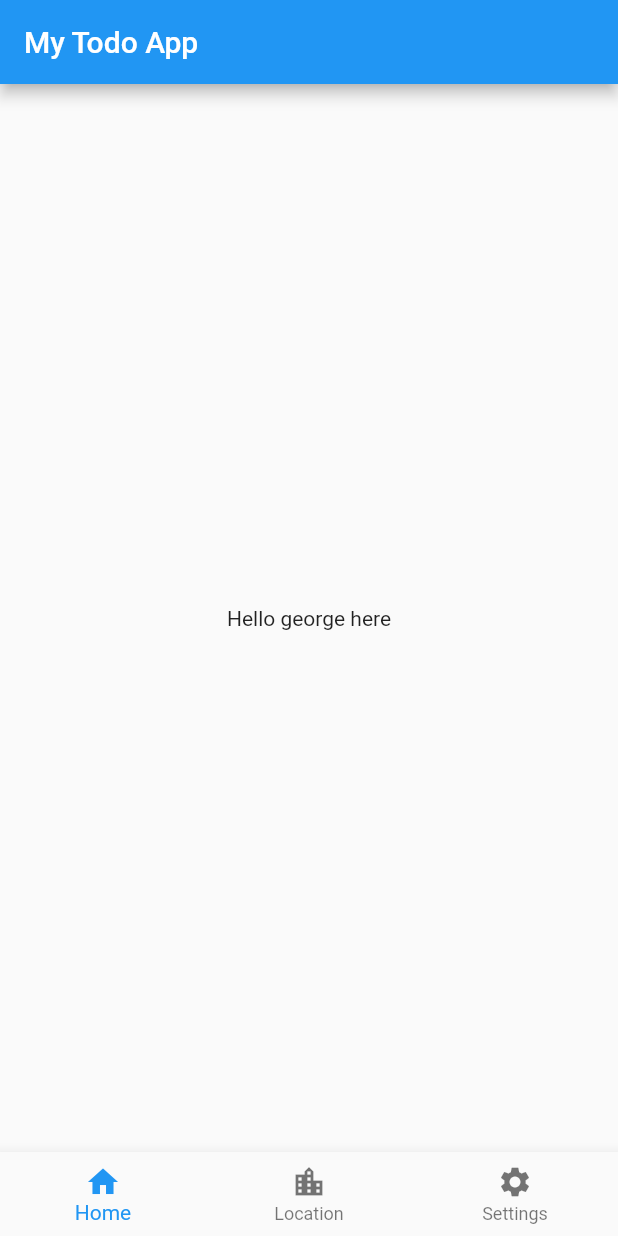
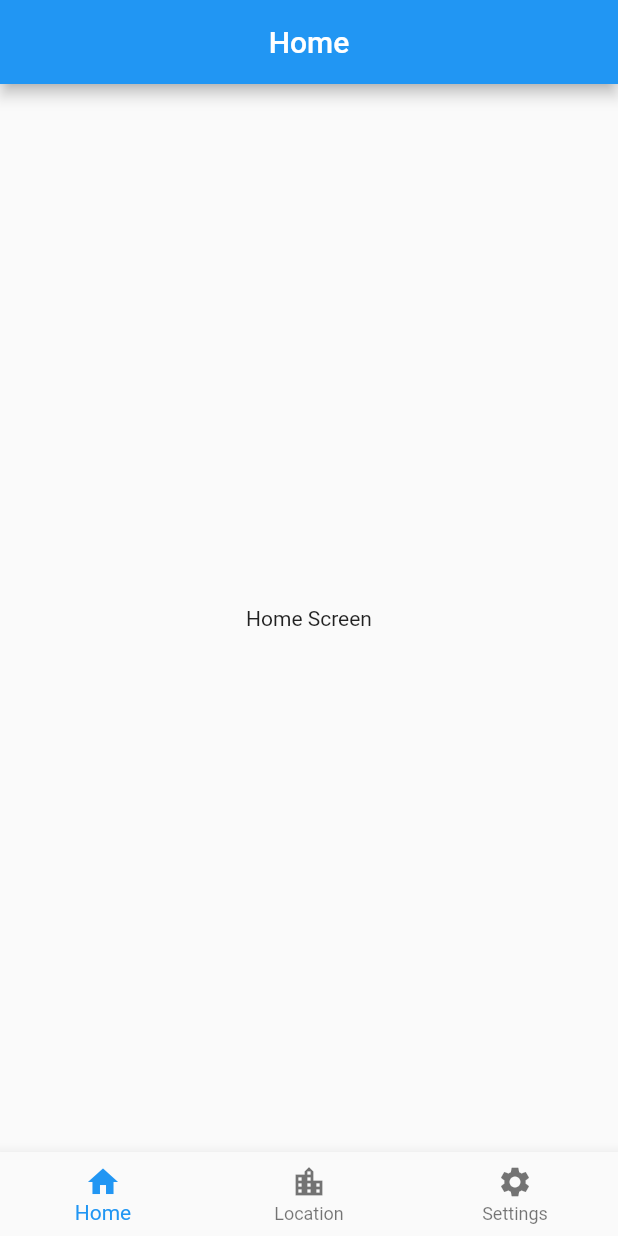
Before and after one commit to georgeankumensah/mytodo_app, a Flutter app: the screen it shows after launch, on a phone screen of 412 x 824 dp. Run offline on Flutter 3.47's test engine with Material 2 defaults, Android fonts, the light colour scheme and no system bars; our stand-ins replace flutter_bloc.

Commit message:
added main screens

```diff
--- a/lib/project_cubit.dart
+++ b/lib/project_cubit.dart
@@ -1,5 +1,10 @@
+import "package:flutter/cupertino.dart";
 import 'package:flutter_bloc/flutter_bloc.dart';
 import 'package:mytodo_app/project_states.dart';
+
+import "package:mytodo_app/screens/city_screen.dart";
+import "package:mytodo_app/screens/home_screen.dart";
+import "package:mytodo_app/screens/settings_screen.dart";
 
 class ProjectCubit extends Cubit<ProjectStates> {
   ProjectCubit() : super(InitialProjectState());
@@ -8,19 +13,40 @@ class ProjectCubit extends Cubit<ProjectStates> {
 
   String name = 'Hello george here';
 
+// index of bottom navigation bar
+  int currentScreenIndex = 0;
+
   // write all your business logic here
   int number = 0;
+// List of screen sppbar names
+  List<String> title = [
+    'Home',
+    'City',
+    'Settings',
+  ];
+
+  // list of screens
+  List<Widget> screens = [
+    const HomeScreen(),
+    const CityScreen(),
+    const SettingsScreen(),
+  ];
+
+  void changeBottomNavigationBarItem(int? index) {
+    currentScreenIndex = index!;
+    emit(BottomNavState());
+
+  }
+
   void increaseNumber() {
     number++;
     emit(IncreaseNumberState());
-
   }
 
   void decreaseNumber() {
-    if (number != 0){
-    number--;
+    if (number != 0) {
+      number--;
     }
     emit(DecreaseNumberState());
-
   }
 }
--- a/lib/project_screen.dart
+++ b/lib/project_screen.dart
@@ -15,15 +15,11 @@ class ProjectScreen extends StatelessWidget {
         builder: (context, state) {
           var cubit = ProjectCubit.get(context);
           return (Scaffold(
-            appBar: AppBar(title: const Text("My Todo App")),
-            body: Center(
-              child: Column(
-                  mainAxisAlignment: MainAxisAlignment.center,
-                  children: [
-                    Text(cubit.name.toString()),
-                  ]),
-            ),
-            bottomNavigationBar: BottomNavigationBar(items: const [
+            appBar: AppBar(title: Text(cubit.title[cubit.currentScreenIndex]),
+            centerTitle: true,),
+            body:cubit.screens[cubit.currentScreenIndex],
+            bottomNavigationBar: BottomNavigationBar(
+              items: const [
                 BottomNavigationBarItem(
                   icon: Icon(Icons.home),
                   label: 'Home',
@@ -32,7 +28,14 @@ class ProjectScreen extends StatelessWidget {
                     icon: Icon(Icons.location_city), label: 'Location'),
                 BottomNavigationBarItem(
                     icon: Icon(Icons.settings), label: 'Settings'),
-            ]),
+              ],
+              onTap: (index) {
+                cubit.changeBottomNavigationBarItem(index);
+              },
+              currentIndex: cubit.currentScreenIndex,
+              type: BottomNavigationBarType.fixed,
+
+            ),
           ));
         },
       ),
--- a/lib/project_states.dart
+++ b/lib/project_states.dart
@@ -5,3 +5,5 @@ class InitialProjectState extends ProjectStates{}
 class IncreaseNumberState extends ProjectStates{}
 
 class DecreaseNumberState extends ProjectStates{}
+
+class BottomNavState extends ProjectStates{}
--- /dev/null
+++ b/lib/screens/home_screen.dart
@@ -0,0 +1,12 @@
+import 'package:flutter/material.dart';
+
+class HomeScreen extends StatelessWidget {
+  const HomeScreen({super.key});
+
+  @override
+  Widget build(BuildContext context) {
+    return Center(
+      child: Text('Home Screen'),
+    );
+  }
+}
```
Also changed, not shown: lib/screens/city_screen.dart (added, +12 -0 lines), lib/screens/settings_screen.dart (added, +12 -0 lines). Lines whose indentation alone changed are shown as unchanged.
